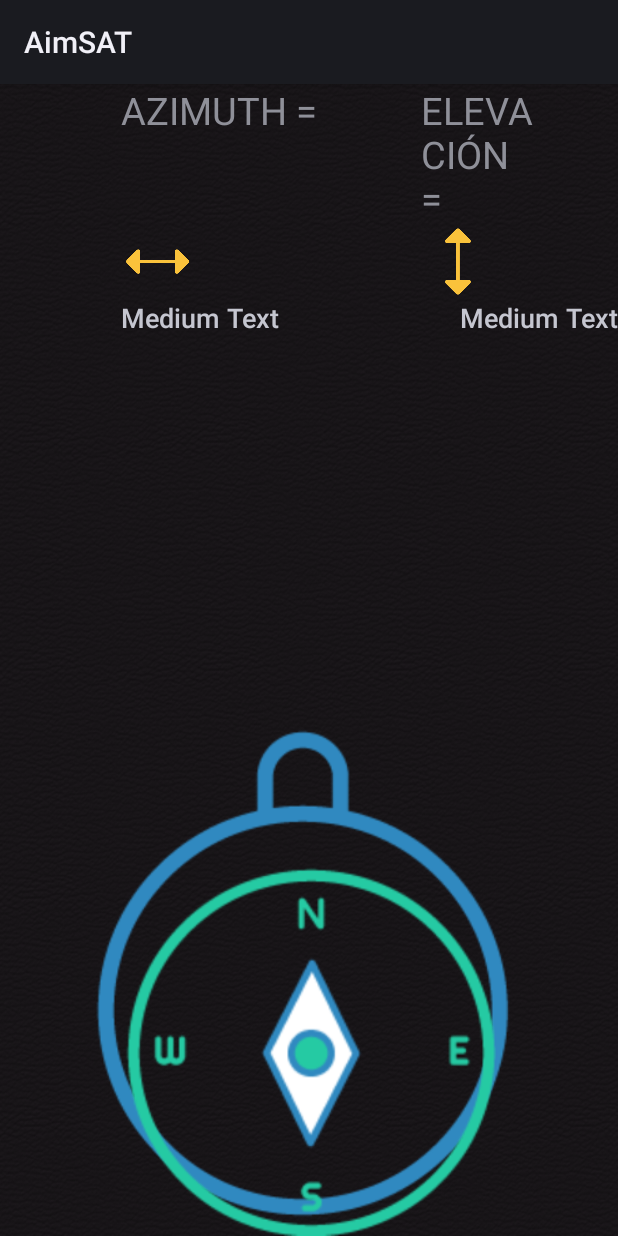
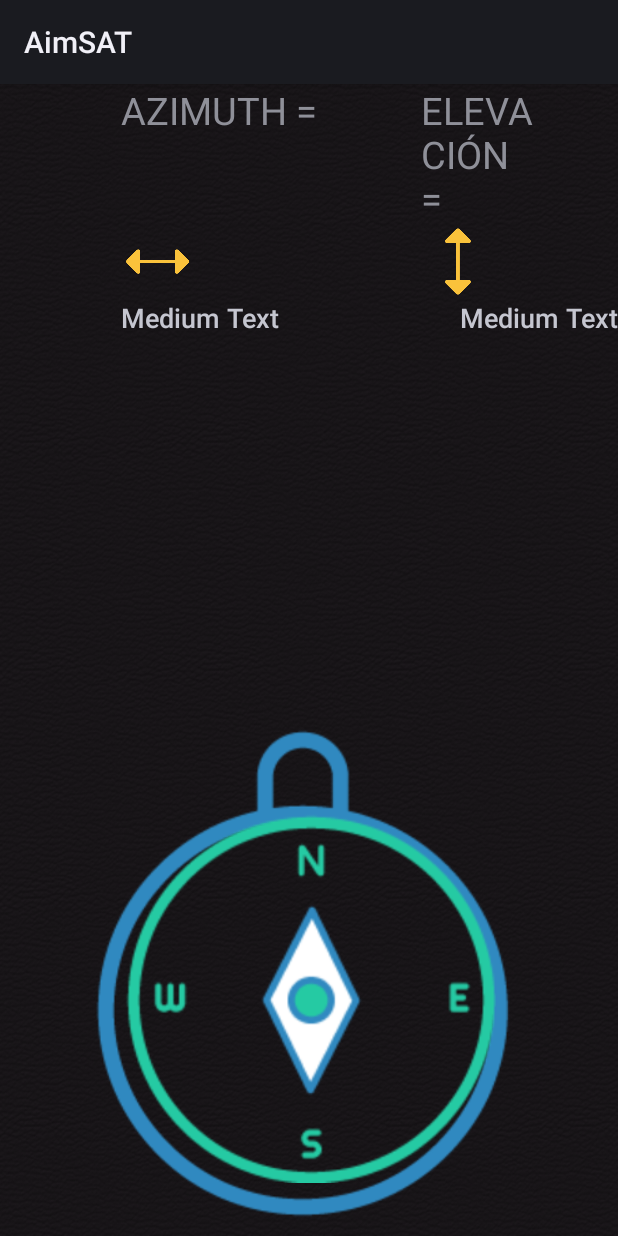
Before and after one commit to juanjcsr/SatelliteOrientation, an Android app: the layout activity_compass.xml on its own in the app's theme, with its tools: preview values and no code run, on a phone screen of 412 x 824 dp. Run offline under Robolectric (Android 15) with nearby library versions, the phone set to English and light mode, and no system bars.

Commit message:
agregar resources

```diff
--- a/SatelliteCompass/src/main/res/layout/activity_compass.xml
+++ b/SatelliteCompass/src/main/res/layout/activity_compass.xml
@@ -41,7 +41,8 @@
         android:scaleType="fitXY"
         android:src="@drawable/arrow"
         android:layout_alignParentBottom="true"
-        android:layout_centerHorizontal="true" />
+        android:layout_centerHorizontal="true"
+        android:layout_marginBottom="35dp" />
 
     <ImageView
         android:layout_width="50dp"
```
Also changed, not shown: 2 other files.
